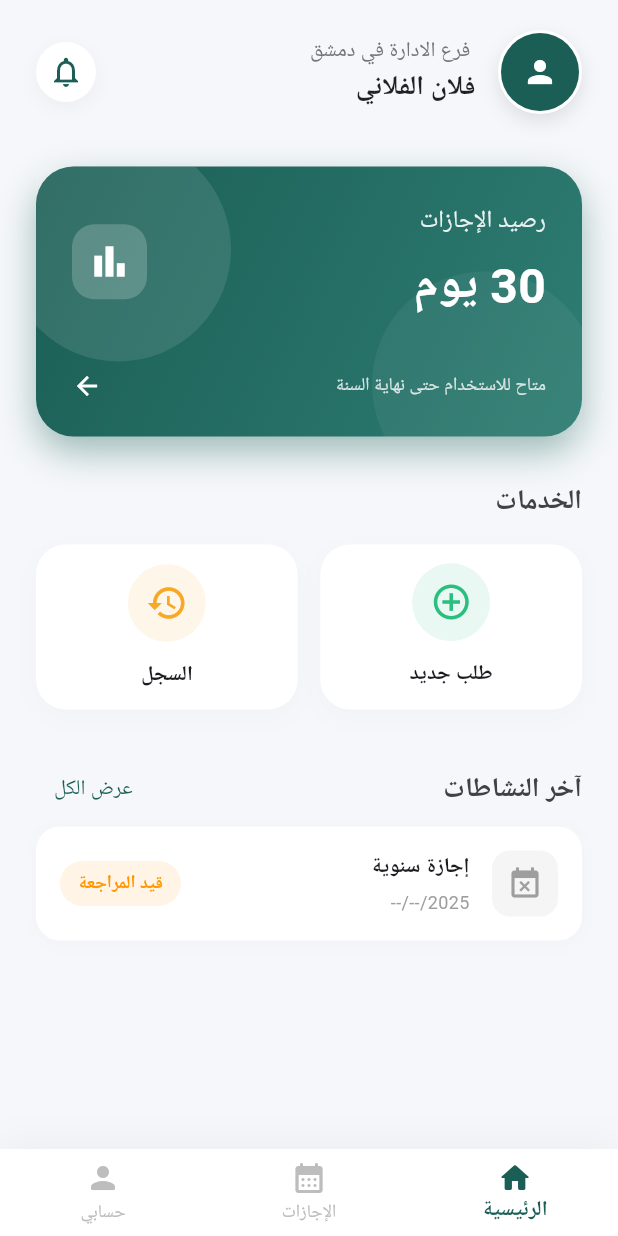
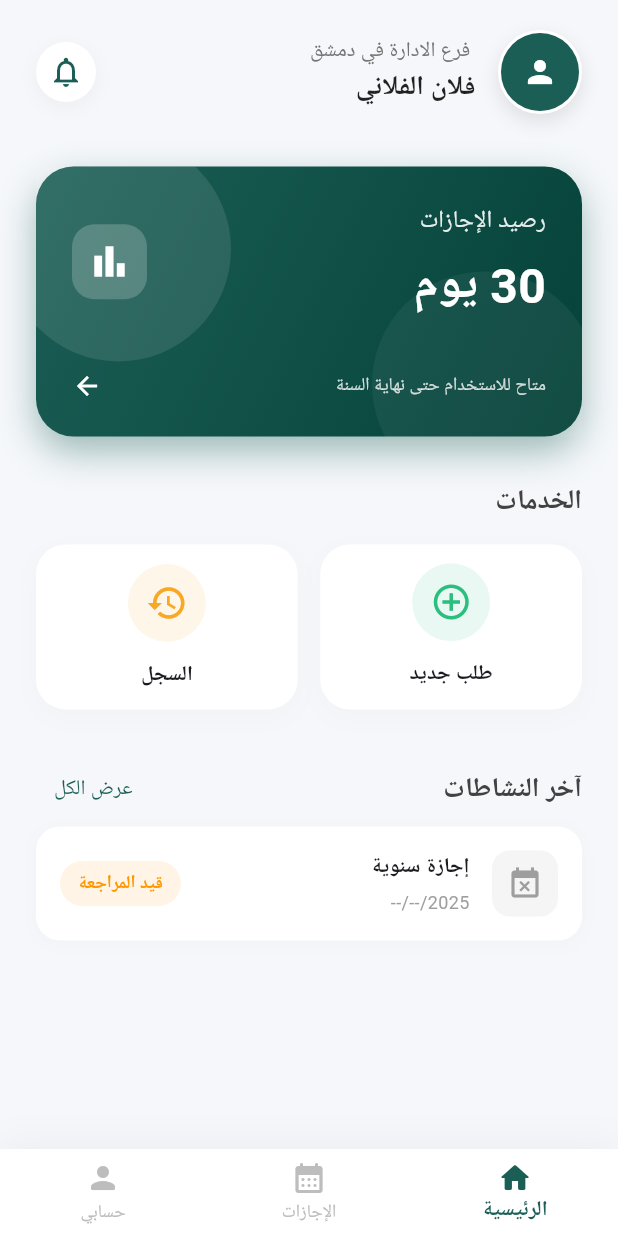
Before and after one commit to Alisheakho/vacation, a Flutter app: the HomePage screen opened directly, on a phone screen of 412 x 824 dp. Run offline on Flutter 3.47's test engine with Material 3 defaults, Android fonts, the phone set to English and light mode, and no system bars; our stand-ins replace flutter_svg.

Commit message:
Update home.dart

```diff
--- a/leaveApp_front/lib/pages/home.dart
+++ b/leaveApp_front/lib/pages/home.dart
@@ -209,7 +209,7 @@ class _HomePageState extends State<HomePage> {
           gradient: LinearGradient(
             begin: Alignment.topLeft,
             end: Alignment.bottomRight,
-            colors: [primaryDark, const Color(0xFF2E7D73)],
+            colors: [primaryDark, const Color(0xFF054239)],
           ),
           boxShadow: [
             BoxShadow(
```
